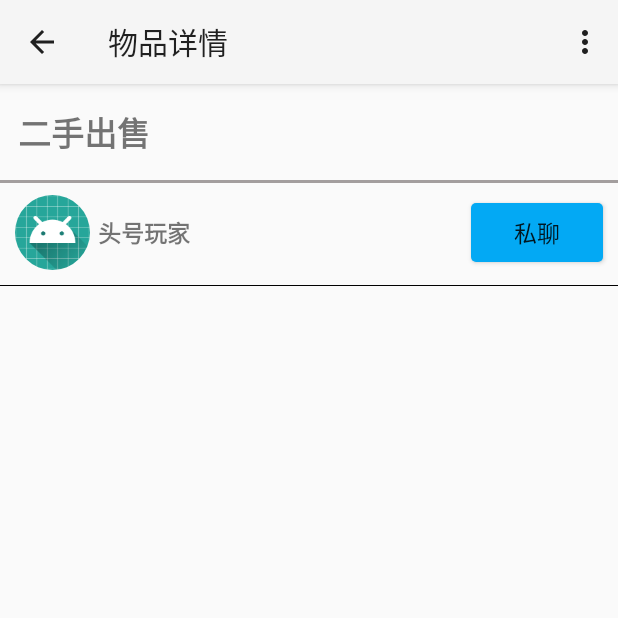
After one commit to lwsdegithub/SecondhandTrade, an Android app: the GoodDetailsActivity screen opened directly, with no data from a screen before it, on a phone screen of 412 x 824 dp, the top half of it. The commit adds this screen. Run offline under Robolectric (Android 15) with nearby library versions, the light colour scheme and no system bars; our stand-ins replace ButterKnife, CircleImageView.

Commit message:
初步完成帖子详情的设计

```diff
--- a/app/build.gradle
+++ b/app/build.gradle
@@ -25,6 +25,7 @@ dependencies {
     implementation 'com.android.support:design:26.1.0'
     implementation 'com.android.support.constraint:constraint-layout:1.1.0'
     implementation 'com.android.support:support-vector-drawable:26.1.0'
+    implementation 'de.hdodenhof:circleimageview:2.2.0'
     testImplementation 'junit:junit:4.12'
     androidTestImplementation 'com.android.support.test:runner:1.0.1'
     androidTestImplementation 'com.android.support.test.espresso:espresso-core:3.0.1'
@@ -39,6 +40,7 @@ dependencies {
     compile 'com.github.open-android:FragmentTabhostUtils:0.5.0'
     //图片轮播
     compile 'com.youth.banner:banner:1.4.10'  //最新版本
+
 }
 
 // 添加插件
@@ -47,5 +49,7 @@ apply plugin: 'com.mob.sdk'
 MobSDK {
     appKey "25742437de2c0"
     appSecret "40b6e883e7760620d1f37caed445ecb7"
-    SMSSDK {}
+    SMSSDK {
+        gui false
+    }
 }
--- a/app/src/main/AndroidManifest.xml
+++ b/app/src/main/AndroidManifest.xml
@@ -19,6 +19,7 @@
             </intent-filter>
         </activity>
         <activity android:name=".base.BaseActivity"/>
+        <activity android:name=".activity.GoodDetailsActivity" android:theme="@style/Theme.AppCompat.Light"/>
     </application>
     <!-- if you want to load images from the internet -->
     <uses-permission android:name="android.permission.INTERNET" />
--- /dev/null
+++ b/app/src/main/java/com/wanghongyun/secondhandtrade/activity/GoodDetailsActivity.java
@@ -0,0 +1,37 @@
+package com.wanghongyun.secondhandtrade.activity;
+
+import android.os.Bundle;
+import android.support.annotation.Nullable;
+import android.support.v7.app.ActionBar;
+import android.support.v7.app.AppCompatActivity;
+import android.view.Menu;
+
+import com.wanghongyun.secondhandtrade.R;
+
+import butterknife.ButterKnife;
+
+/**
+ * Created by 李维升 on 2018/5/1.
+ */
+
+public class GoodDetailsActivity extends AppCompatActivity {
+
+    @Override
+    protected void onCreate(@Nullable Bundle savedInstanceState) {
+        super.onCreate(savedInstanceState);
+        setContentView(R.layout.activity_goods_details);
+        ButterKnife.bind(this);
+        this.initView();
+    }
+    private void initView(){
+        //设置ActionBar
+        ActionBar actionBar=getSupportActionBar();
+        actionBar.setDisplayHomeAsUpEnabled(true);
+        actionBar.setTitle("物品详情");
+    }
+    @Override
+    public boolean onCreateOptionsMenu(Menu menu) {
+        getMenuInflater().inflate(R.menu.good_details_menu,menu);
+        return true;
+    }
+}
--- a/app/src/main/java/com/wanghongyun/secondhandtrade/util/ImageFlipperLoader.java
+++ b/app/src/main/java/com/wanghongyun/secondhandtrade/utils/ImageFlipperLoader.java
@@ -1,4 +1,4 @@
-package com.wanghongyun.secondhandtrade.util;
+package com.wanghongyun.secondhandtrade.utils;
 
 import android.content.Context;
 import android.widget.ImageView;
--- a/app/src/main/java/com/wanghongyun/secondhandtrade/util/FastScrollView.java
+++ b/app/src/main/java/com/wanghongyun/secondhandtrade/widget/FastScrollView.java
@@ -1,4 +1,4 @@
-package com.wanghongyun.secondhandtrade.util;
+package com.wanghongyun.secondhandtrade.widget;
 
 import android.content.Context;
 import android.util.AttributeSet;
--- /dev/null
+++ b/app/src/main/res/drawable/bg_common_btn.xml
@@ -0,0 +1,5 @@
+<?xml version="1.0" encoding="utf-8"?>
+<shape xmlns:android="http://schemas.android.com/apk/res/android">
+    <corners android:radius="3dp"/>
+    <solid android:color="@color/colorTabChildSel"/>
+</shape>
--- a/app/src/main/res/layout/activity_goods_details.xml
+++ b/app/src/main/res/layout/activity_goods_details.xml
@@ -1,6 +1,84 @@
 <?xml version="1.0" encoding="utf-8"?>
-<android.support.constraint.ConstraintLayout
-    xmlns:android="http://schemas.android.com/apk/res/android" android:layout_width="match_parent"
+
+<RelativeLayout
+    xmlns:android="http://schemas.android.com/apk/res/android"
+    android:layout_width="match_parent"
     android:layout_height="match_parent">
+    <android.support.v4.widget.SwipeRefreshLayout
+        android:id="@+id/srl_good_details"
+        android:layout_width="match_parent"
+        android:layout_height="match_parent">
+        <ScrollView
+            android:layout_width="match_parent"
+            android:layout_height="wrap_content">
+            <RelativeLayout
+                android:id="@+id/goods_details"
+                android:layout_width="match_parent"
+                android:layout_height="wrap_content">
+                <TextView
+                    android:layout_marginLeft="12dp"
+                    android:layout_marginTop="15dp"
+                    android:layout_marginBottom="15dp"
+                    android:textSize="22sp"
+                    android:text="二手出售"
+                    android:textStyle="bold"
+                    android:id="@+id/tv_goods_details_goods_name"
+                    android:layout_width="match_parent"
+                    android:layout_height="wrap_content" />
+                <View
+                    android:layout_below="@id/tv_goods_details_goods_name"
+                    android:background="#a39e9e"
+                    android:layout_width="match_parent"
+                    android:layout_height="2dp"/>
+                <RelativeLayout
+                    android:layout_below="@id/tv_goods_details_goods_name"
+                    android:layout_marginTop="10dp"
+                    android:layout_marginBottom="10dp"
+                    android:id="@+id/user_details"
+                    android:layout_width="match_parent"
+                    android:layout_height="50dp">
+                    <de.hdodenhof.circleimageview.CircleImageView
+                        android:id="@+id/civ_user_head_image"
+                        android:layout_width="50dp"
+                        android:layout_height="match_parent"
+                        android:layout_marginLeft="10dp"
+                        android:src="@mipmap/ic_launcher"/>
+                    <TextView
+                        android:layout_toRightOf="@id/civ_user_head_image"
+                        android:id="@+id/tv_goods_details_user_name"
+                        android:text="头号玩家"
+                        android:textSize="15sp"
+                        android:textStyle="bold"
+                        android:layout_marginLeft="5dp"
+                        android:gravity="center_vertical"
+                        android:layout_width="wrap_content"
+                        android:layout_height="match_parent" />
+                    <Button
+                        android:id="@+id/btn_goods_details_send_msg"
+                        android:layout_alignParentRight="true"
+                        android:text="私聊"
+                        android:textSize="15sp"
+                        android:background="@drawable/bg_common_btn"
+                        android:layout_marginRight="10dp"
+                        android:layout_marginTop="5dp"
+                        android:layout_marginBottom="5dp"
+                        android:layout_width="wrap_content"
+                        android:layout_height="wrap_content" />
+                </RelativeLayout>
+                <View
+                    android:layout_below="@id/user_details"
+                    android:background="@color/colorBlack"
+                    android:layout_width="match_parent"
+                    android:layout_height="0.1dp"/>
+                <RelativeLayout
+                    android:layout_marginTop="5dp"
+                    android:layout_below="@id/user_details"
+                    android:id="@+id/article_details"
+                    android:layout_width="match_parent"
+                    android:layout_height="wrap_content">
 
-</android.support.constraint.ConstraintLayout>
+                </RelativeLayout>
+            </RelativeLayout>
+        </ScrollView>
+    </android.support.v4.widget.SwipeRefreshLayout>
+</RelativeLayout>
--- /dev/null
+++ b/app/src/main/res/layout/common_devision.xml
@@ -0,0 +1,6 @@
+<?xml version="1.0" encoding="utf-8"?>
+<view xmlns:android="http://schemas.android.com/apk/res/android"
+    android:layout_width="match_parent"
+    android:layout_height="0.1dp"
+    android:background="@color/colorBlack">
+</view>
--- a/app/src/main/res/layout/fragment_mine.xml
+++ b/app/src/main/res/layout/fragment_mine.xml
@@ -4,6 +4,7 @@
     android:layout_height="match_parent">
     <android.support.v7.widget.Toolbar
         android:id="@+id/tool_bar_mine"
+        android:background="@color/colorTabChildSel"
         android:layout_width="match_parent"
         android:layout_height="wrap_content">
         <include layout="@layout/common_toolbar_content"/>
--- a/app/src/main/res/layout/item_recycler_goods.xml
+++ b/app/src/main/res/layout/item_recycler_goods.xml
@@ -33,7 +33,6 @@
             android:layout_height="match_parent" />
         <ImageView
             android:id="@+id/iv_goods_image"
-            android:src="@drawable/smssdk_phone"
             android:layout_weight="0.618"
             android:layout_width="0dp"
             android:layout_height="match_parent" />
--- /dev/null
+++ b/app/src/main/res/menu/good_details_menu.xml
@@ -0,0 +1,5 @@
+<?xml version="1.0" encoding="utf-8"?>
+<menu xmlns:android="http://schemas.android.com/apk/res/android">
+    <item android:id="@+id/item_report" android:title="举报"/>
+    <item android:id="@+id/item_collect" android:title="收藏"/>
+</menu>
--- a/app/src/main/res/values/colors.xml
+++ b/app/src/main/res/values/colors.xml
@@ -5,4 +5,5 @@
     <color name="colorAccent">#FF4081</color>
     <color name="colorTabChildSel">#03a9f4</color>
     <color name="colorBlack">#000000</color>
+    <color name="colorGray">#dcdcdc</color>
 </resources>
```
Also changed, not shown: app/src/main/java/com/wanghongyun/secondhandtrade/adapter/GoodsRecyclerAdapter.java (+18 -3 lines), app/src/main/java/com/wanghongyun/secondhandtrade/fragment/HomePageFragment.java (+12 -4 lines), app/src/main/java/com/wanghongyun/secondhandtrade/utils/ToastUtils.java (added, +18 -0 lines), app/src/main/res/layout/fragment_demands.xml (+17 -4 lines), app/src/main/res/layout/fragment_home_page.xml (+8 -6 lines), app/src/main/res/layout/fragment_message.xml (+7 -5 lines), app/src/main/res/layout/item_list_comment.xml (added, +7 -0 lines), app/src/main/res/drawable/bg_fab.png (deleted).
